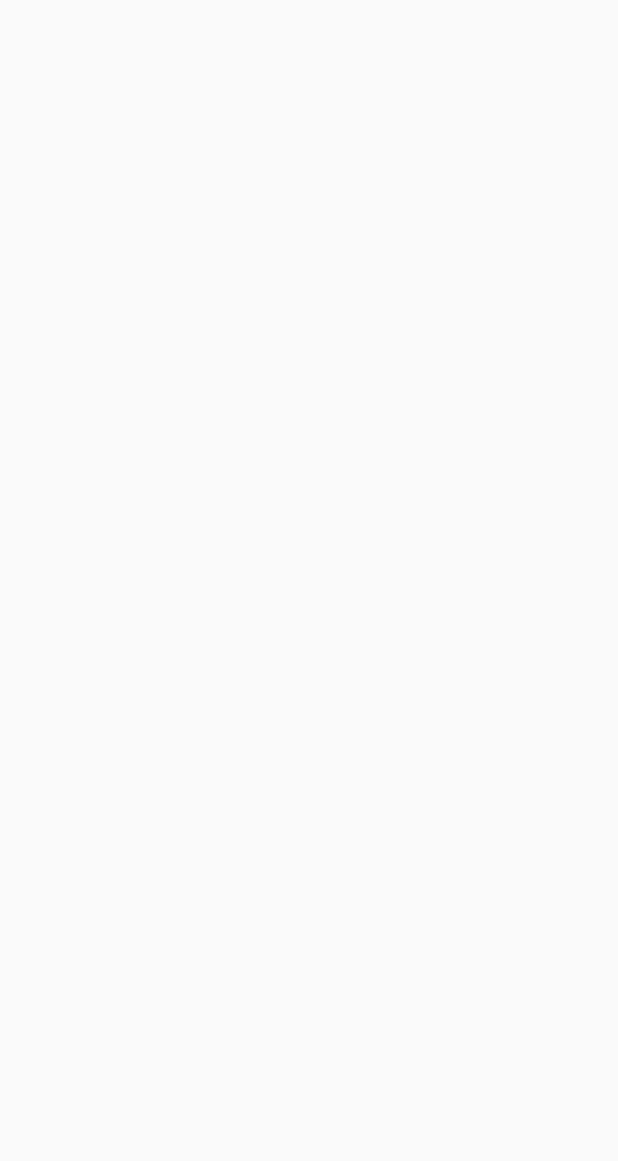
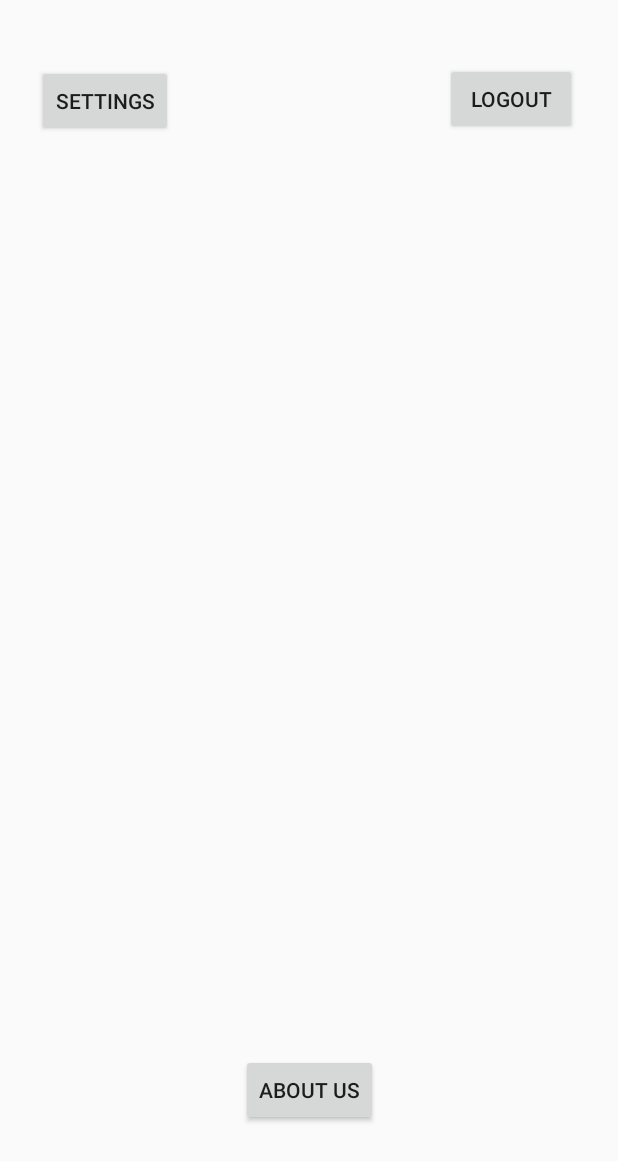
Before and after one commit to manciapham/CECS453-Project, an Android app: the UserHomeActivity screen opened directly, with no data from a screen before it, on a phone screen of 412 x 824 dp. Before the commit the part shown is empty. Shown: the top 1161 px of the screen. Run offline under Robolectric (Android 15) with nearby library versions, the phone set to English and light mode, and no system bars.

Commit message:
update UI

```diff
--- a/CECS453FinalProject/app/src/main/java/com/example/cecs453finalproject/SignupActivity.java
+++ b/CECS453FinalProject/app/src/main/java/com/example/cecs453finalproject/SignupActivity.java
@@ -60,7 +60,8 @@ public class SignupActivity extends AppCompatActivity {
     }
 
     private void validation(String user, String pass, String rePass,
-                            String mail){
-
+                            String mail)
+    {
+            //TODO: INSERT DATABASE CONNECTIVITY CODE HERE
     }
 }
--- a/CECS453FinalProject/app/src/main/res/layout/activity_user_home.xml
+++ b/CECS453FinalProject/app/src/main/res/layout/activity_user_home.xml
@@ -6,4 +6,47 @@
     android:layout_height="match_parent"
     tools:context=".UserHomeActivity">
 
+    <Button
+        android:id="@+id/b_logout"
+        android:layout_width="wrap_content"
+        android:layout_height="wrap_content"
+        android:layout_marginStart="8dp"
+        android:layout_marginTop="8dp"
+        android:layout_marginEnd="8dp"
+        android:text="@string/logout"
+        app:layout_constraintBottom_toBottomOf="parent"
+        app:layout_constraintEnd_toEndOf="parent"
+        app:layout_constraintHorizontal_bias="0.938"
+        app:layout_constraintStart_toStartOf="parent"
+        app:layout_constraintTop_toTopOf="parent"
+        app:layout_constraintVertical_bias="0.044" />
+
+    <Button
+        android:id="@+id/b_settings"
+        android:layout_width="wrap_content"
+        android:layout_height="wrap_content"
+        android:layout_marginStart="8dp"
+        android:layout_marginEnd="8dp"
+        android:layout_marginBottom="8dp"
+        android:text="@string/settings"
+        app:layout_constraintBottom_toBottomOf="parent"
+        app:layout_constraintEnd_toEndOf="parent"
+        app:layout_constraintHorizontal_bias="0.055"
+        app:layout_constraintStart_toStartOf="parent"
+        app:layout_constraintTop_toTopOf="parent"
+        app:layout_constraintVertical_bias="0.056" />
+
+    <Button
+        android:id="@+id/b_about"
+        android:layout_width="wrap_content"
+        android:layout_height="wrap_content"
+        android:layout_marginStart="8dp"
+        android:layout_marginEnd="8dp"
+        android:layout_marginBottom="8dp"
+        android:text="@string/about_us"
+        app:layout_constraintBottom_toBottomOf="parent"
+        app:layout_constraintEnd_toEndOf="parent"
+        app:layout_constraintStart_toStartOf="parent"
+        app:layout_constraintTop_toTopOf="parent"
+        app:layout_constraintVertical_bias="0.915" />
 </android.support.constraint.ConstraintLayout>
--- a/CECS453FinalProject/app/src/main/res/values/strings.xml
+++ b/CECS453FinalProject/app/src/main/res/values/strings.xml
@@ -4,4 +4,14 @@
     <string name="login">Login</string>
     <string name="password">Password</string>
     <string name="username">Username</string>
+    <string name="cancel">Cancel</string>
+    <string name="submit">Submit</string>
+    <string name="email">Email</string>
+    <string name="re_enter_password">Re-Enter Password</string>
+    <string name="password">Password</string>
+    <string name="username">Username</string>
+    <string name="sign_up">Sign Up</string>
+    <string name="logout">logout</string>
+    <string name="settings">settings</string>
+    <string name="about_us">about us</string>
 </resources>
```
Also changed, not shown: CECS453FinalProject/app/src/main/AndroidManifest.xml (+4 -3 lines), CECS453FinalProject/app/src/main/java/com/example/cecs453finalproject/ChangeCredentialActivity.java (added, +13 -0 lines), CECS453FinalProject/app/src/main/res/layout/activity_change_credential.xml (added, +9 -0 lines), CECS453FinalProject/app/src/main/res/layout/activity_signup.xml (+15 -11 lines).
